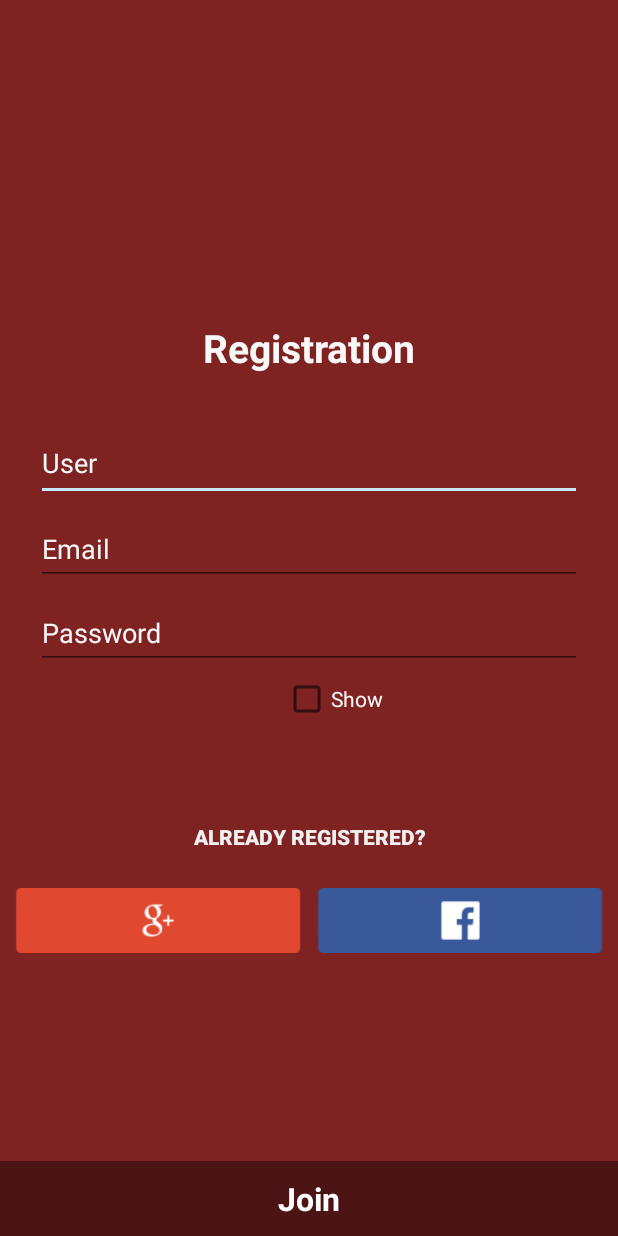
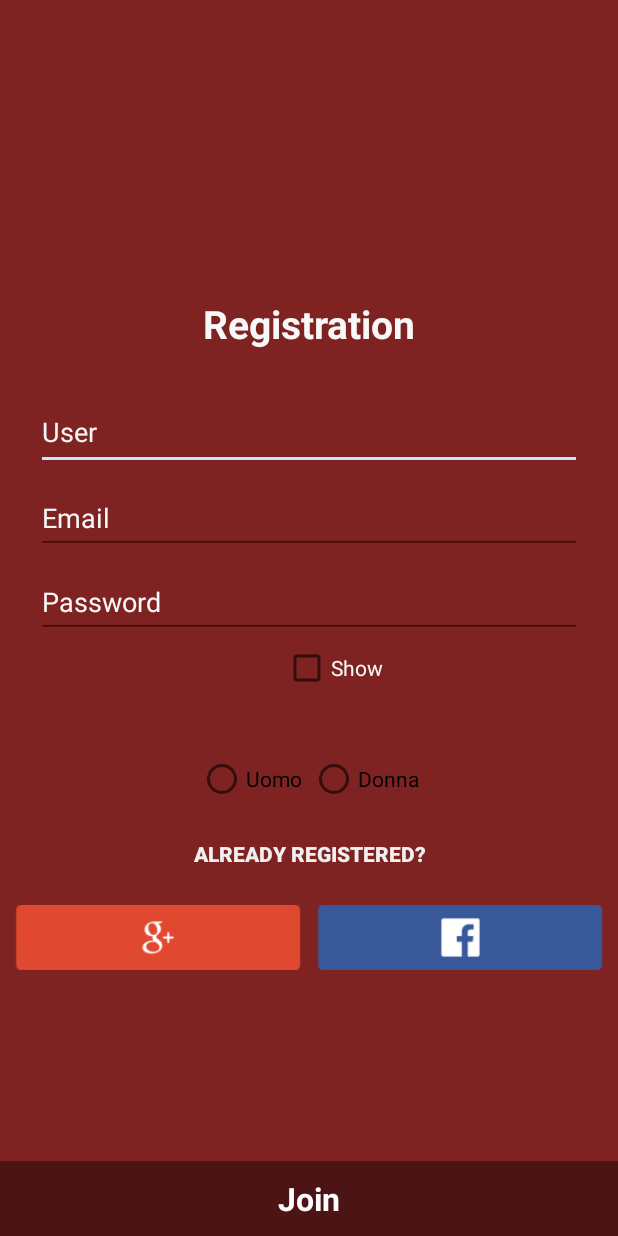
Before and after one commit to GiovanniBalestrieri/ChronosBeta, an Android app: the layout register_fragment_2.xml on its own in the app's theme, with its tools: preview values and no code run, on a phone screen of 412 x 824 dp. Run offline under Robolectric (Android 15) with nearby library versions, the light colour scheme and no system bars; plain views replace LoginButton.

```diff
--- a/app/src/main/java/box/chronos/userk/chronos/fragments/LoginFragment.java
+++ b/app/src/main/java/box/chronos/userk/chronos/fragments/LoginFragment.java
@@ -164,14 +164,12 @@ public class LoginFragment extends Fragment implements View.OnClickListener {
 
     // request for login
     private void requestForLogin() {
-
         /*
         Intent intent = new Intent(LoginActivity.self, Code.class);
-
         LoginActivity.self.startActivity(intent);
         LoginActivity.self.finish();
+        */
 
-*/
         Map<String, String> pairs = new HashMap<>();
         pairs.put("method", LOGIN_METHOD);
         pairs.put("email", et_registredEmailId.getText().toString());
--- a/app/src/main/java/box/chronos/userk/chronos/utils/AppConstant.java
+++ b/app/src/main/java/box/chronos/userk/chronos/utils/AppConstant.java
@@ -11,6 +11,7 @@ public class AppConstant {
 
     // Api methods
     public static final String LOGIN_METHOD = "userLogin";
+    public static final String SIGNUP_METHOD = "userSignUp";
     public static final String CODE_VALIDATION_METHOD = "validateCode";
     public static final String CODE_SKIP_METHOD = "skipCode";
 
--- a/app/src/main/java/box/chronos/userk/chronos/ux/AppMessage.java
+++ b/app/src/main/java/box/chronos/userk/chronos/ux/AppMessage.java
@@ -10,4 +10,7 @@ public class AppMessage {
     public static final String CHECK_MAIL_MSG = "Controlla la mail";
     public static final String EMPTY_MAIL_MSG = "Inserisci la mail prima";
     public static final String EMPTY_PASSWORD_MSG = "Inserisci la password prima";
+    public static final String EMPTY_USER_MSG = "Scegli un nome utente";
+    public static final String EMPTY_FIELD_MSG = "Il campo non deve essere vuoto";
+    public static final String EMPTY_SEX_MSG = "Sei uomo o donna";
 }
--- a/app/src/main/res/layout/register_fragment_2.xml
+++ b/app/src/main/res/layout/register_fragment_2.xml
@@ -17,7 +17,6 @@
         android:layout_height="fill_parent"
         android:layout_alignParentTop="true">
 
-
         <LinearLayout
             android:layout_gravity="center_vertical"
             android:layout_width="fill_parent"
@@ -25,17 +24,16 @@
             android:orientation="vertical" >
             <!--  View Title Label -->
 
-
             <!--  Name Label -->
 
             <!--  Name TextField -->
 
             <TextView
-                android:gravity="center"
                 android:layout_width="fill_parent"
                 android:layout_height="@dimen/register_field_height"
                 android:layout_marginBottom="@dimen/register_main_text_margin"
                 android:layout_marginTop="@dimen/register_main_text_margin"
+                android:gravity="center"
                 android:hint="@string/register_main_text"
                 android:textColor="@color/whitie"
                 android:textColorHint="@color/whitie"
@@ -104,9 +102,7 @@
                     android:textColor="@color/whitie"
                     android:textColorHint="@color/whitie" />
 
-
             </LinearLayout>
-
 
             <!--  Error message -->
 
@@ -127,6 +123,37 @@
                 android:layout_marginTop="20dip"
                 android:text="@string/register" />
                 -->
+
+
+            <LinearLayout
+                android:layout_width="fill_parent"
+                android:layout_height="wrap_content"
+                android:paddingLeft="@dimen/five_dp"
+                android:paddingRight="@dimen/five_dp">
+
+                <RadioGroup
+                    android:id="@+id/gender_rg"
+                    android:layout_width="match_parent"
+                    android:layout_height="wrap_content"
+                    android:gravity="center_vertical|center_horizontal"
+                    android:orientation="horizontal">
+
+                    <RadioButton
+                        android:id="@+id/male_rb"
+                        android:layout_width="wrap_content"
+                        android:layout_height="wrap_content"
+                        android:text="@string/register_male" />
+
+                    <RadioButton
+                        android:id="@+id/female_rb"
+                        android:layout_width="wrap_content"
+                        android:layout_height="wrap_content"
+                        android:layout_marginLeft="@dimen/five_dp"
+                        android:text="@string/register_female" />
+
+                </RadioGroup>
+            </LinearLayout>
+
 
             <!--  Link to Login Screen -->
 
@@ -178,8 +205,6 @@
 
         </LinearLayout>
 
-
-
     </ScrollView>
 
     <LinearLayout
--- a/app/src/main/res/values/dimens.xml
+++ b/app/src/main/res/values/dimens.xml
@@ -19,6 +19,7 @@
     <dimen name="Zero">0dp</dimen>
     <dimen name="VeryBig">26dp</dimen>
     <dimen name="ten_dp">10dp</dimen>
+    <dimen name="two_dp">2dp</dimen>
     <dimen name="five_dp">5dp</dimen>
     <dimen name="twenty_dp">20dp</dimen>
     <dimen name="twelve_sp">12dp</dimen>
@@ -126,7 +127,7 @@
     <!--Register-->
 
     <dimen name="register_main_text_action">21sp</dimen>
-    <dimen name="register_main_text_margin">30dp</dimen>
+    <dimen name="register_main_text_margin">25dp</dimen>
     <dimen name="register_field_width">240dp</dimen>
     <dimen name="register_field_height">48dp</dimen>
     <dimen name="register_space_between_editext">10dp</dimen>
--- a/app/src/main/res/values/strings.xml
+++ b/app/src/main/res/values/strings.xml
@@ -22,6 +22,9 @@
     <string name="register_form_pass">Password</string>
     <string name="register_form_pass_show">Show</string>
     <string name="register_already_registered">Already registered?</string>
+    <string name="register_male">Uomo</string>
+    <string name="register_female">Donna</string>
+    <string name="register_gender">Sesso</string>
 
     <!-- Login Page -->
     <string name="login_main_text">Login</string>
@@ -70,4 +73,6 @@
         <item>"Ciuqaio2"</item>
     </array>
 
+
+
 </resources>
```
Also changed, not shown: app/src/main/java/box/chronos/userk/chronos/fragments/SignUpFragment.java (+63 -53 lines).
